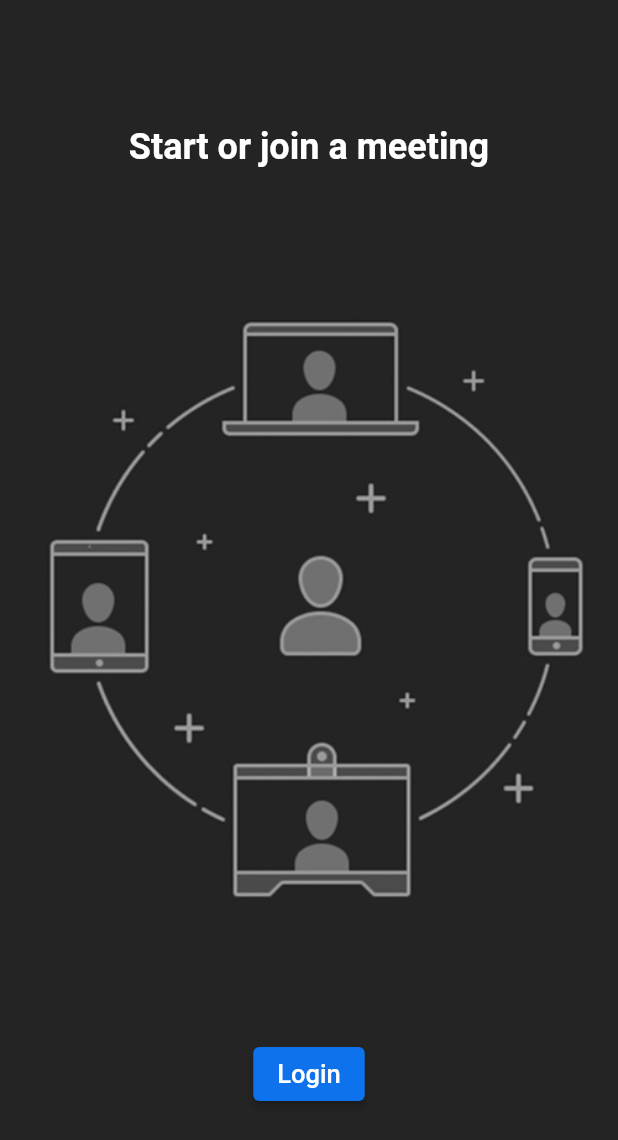
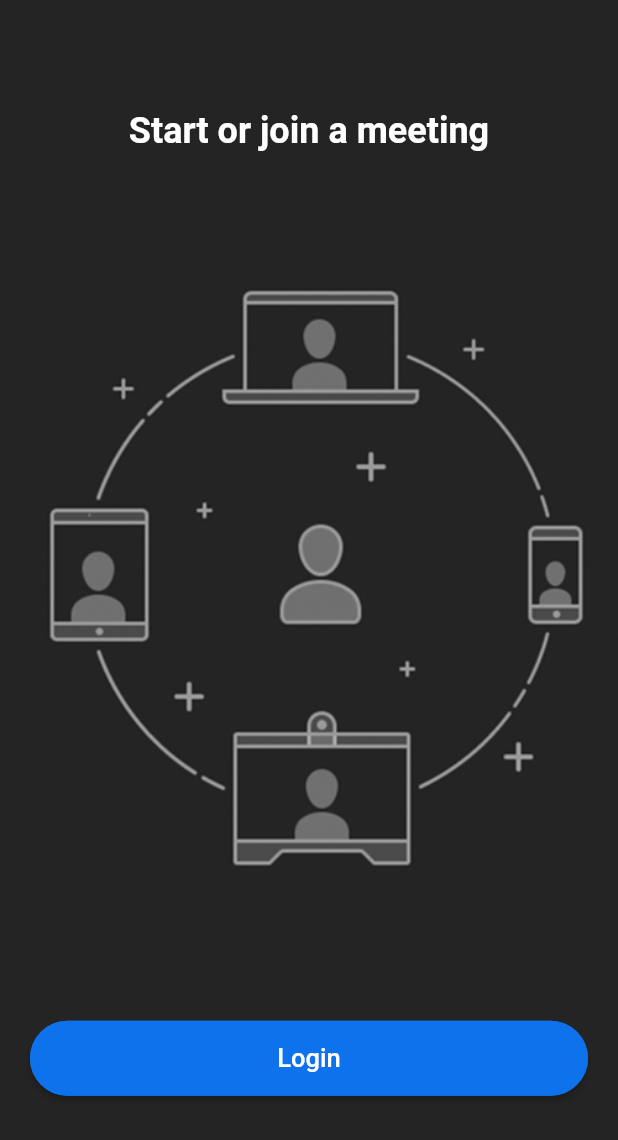
Before and after one commit to malikabdullahnaazar/Mooz, a Flutter app: the screen it shows after launch, on a phone screen of 412 x 824 dp. Shown: the top 1140 px of the screen. Run offline on Flutter 3.47's test engine with Material 2 defaults, Android fonts, the light colour scheme and no system bars.

Commit message:
update custom button with voidcall back function

```diff
--- a/lib/widgets/custom_buttom.dart
+++ b/lib/widgets/custom_buttom.dart
@@ -3,14 +3,24 @@
 
 class CustomButton extends StatelessWidget {
   final String text;
-  const CustomButton({super.key, required this.text});
+  final VoidCallback onpressed;
+  const CustomButton({super.key, required this.text, required this.onpressed});
 
   @override
   Widget build(BuildContext context) {
-    return ElevatedButton(
-      onPressed: (() {}),
+    return Padding(
+      padding: const EdgeInsets.all(20.0),
+      child: ElevatedButton(
+        onPressed: onpressed,
         style: ElevatedButton.styleFrom(
           primary: buttonColor,
+          minimumSize: const Size(
+            double.infinity,
+            50,
+          ),
+          shape: RoundedRectangleBorder(
+              borderRadius: BorderRadius.circular(34),
+              side: const BorderSide(color: buttonColor)),
         ),
         child: Text(
           text,
@@ -18,6 +28,7 @@
             fontSize: 17,
           ),
         ),
+      ),
     );
   }
 }
```
Lines whose indentation alone changed are shown as unchanged.
